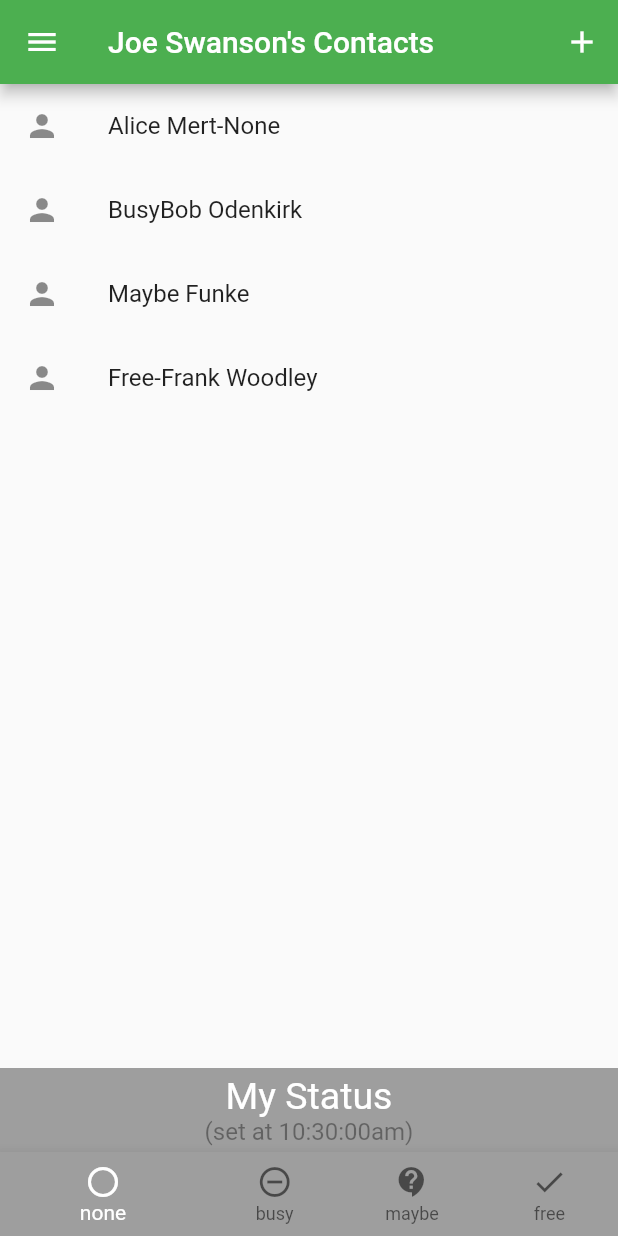
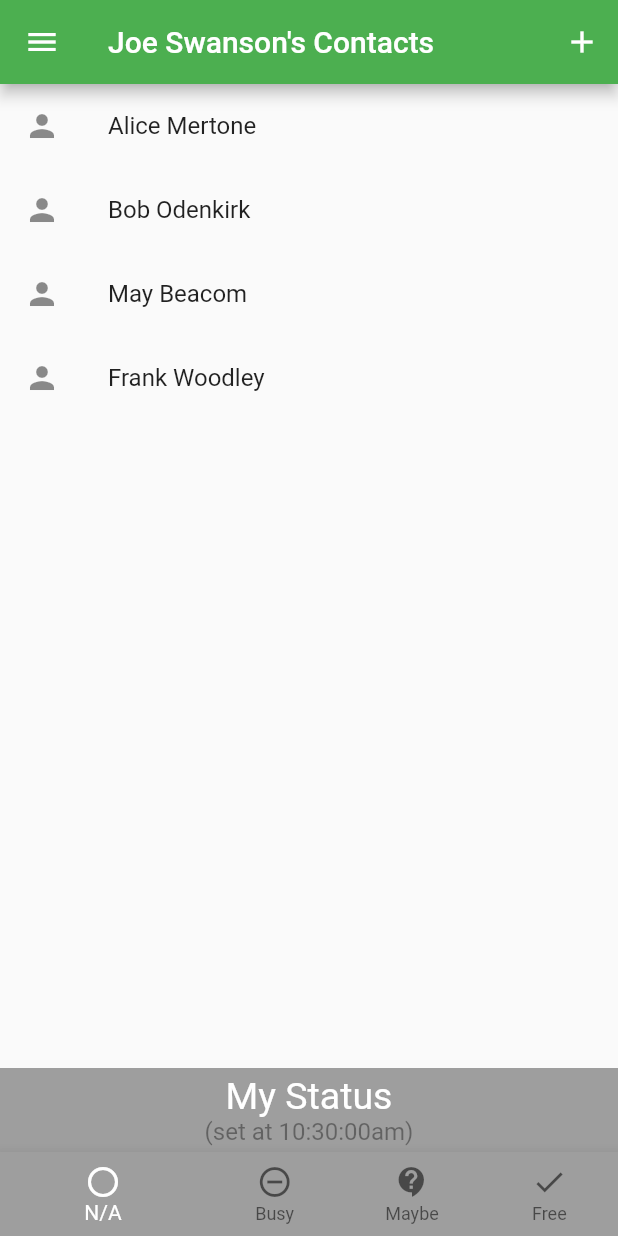
Before and after one commit to adrienerice/The_Chosen_Ones, a Flutter app: the screen it shows after launch, on a phone screen of 412 x 824 dp. Run offline on Flutter 3.47's test engine with Material 2 defaults, Android fonts, the light colour scheme and no system bars; our stand-ins replace animated_text_kit, cloud_firestore, firebase_auth, firebase_core, flutter_local_notifications, font_awesome_flutter and 1 more; missing offline and left inert: load; accounts and stored records are empty.

Commit message:
status on send and update msg notif

```diff
--- a/Managing IM Notification Disruption/is_now_good_exhibition/lib/components/notification_option_bard.dart
+++ b/Managing IM Notification Disruption/is_now_good_exhibition/lib/components/notification_option_bard.dart
@@ -5,7 +5,8 @@ import 'package:provider/provider.dart';
 import '../constants.dart';
 
 class NotificationOptionBar extends StatefulWidget {
-  const NotificationOptionBar({Key? key}) : super(key: key);
+  const NotificationOptionBar({Key? key, this.onTappedExtra}) : super(key: key);
+  final void Function()? onTappedExtra;
 
   @override
   _NotificationOptionBarState createState() => _NotificationOptionBarState();
@@ -21,6 +22,9 @@ class _NotificationOptionBarState extends State<NotificationOptionBar> {
           setState(() {
             userDetails.updateNotifierIndex(index);
           });
+          if (widget.onTappedExtra != null) {
+            widget.onTappedExtra!();
+          }
         },
         selectedItemColor: Colors.white,
         unselectedItemColor: Colors.black54,
--- a/Managing IM Notification Disruption/is_now_good_exhibition/lib/constants.dart
+++ b/Managing IM Notification Disruption/is_now_good_exhibition/lib/constants.dart
@@ -9,7 +9,7 @@ const kSendButtonTextStyle = TextStyle(
 );
 
 const kMessageTextFieldDecoration = InputDecoration(
-  contentPadding: EdgeInsets.symmetric(vertical: 10.0, horizontal: 20.0),
+  contentPadding: EdgeInsets.symmetric(vertical: 24.0, horizontal: 20.0),
   hintText: 'Type your message here...',
   border: InputBorder.none,
 );
--- a/Managing IM Notification Disruption/is_now_good_exhibition/lib/model/user_details.dart
+++ b/Managing IM Notification Disruption/is_now_good_exhibition/lib/model/user_details.dart
@@ -32,7 +32,7 @@ class UserDetails with ChangeNotifier {
   int minuteSpecificityMax = 30;
   int minuteSpecificityMin = 5;
   Map<String, List<Message>> messages = {
-    'Alice Mert-None': [
+    'Alice Mertone': [
       Message(
         time: getNow(),
         sender: 'Joe Swanson',
@@ -41,47 +41,47 @@ class UserDetails with ChangeNotifier {
       ),
       Message(
         time: getNow(),
-        sender: 'Alice Mert-None',
+        sender: 'Alice Mertone',
         text: 'Hi',
         // colour: Notifier.colours[0],
       ),
     ],
-    'BusyBob Odenkirk': [
+    'Bob Odenkirk': [
       Message(
         time: getNow(),
-        sender: 'BusyBob Odenkirk',
+        sender: 'Bob Odenkirk',
         text: 'I\'m very busy',
         // colour: Notifier.colours[1],
       ),
     ],
-    'Maybe Funke': [
+    'May Beacom': [
       Message(
         time: getNow(),
-        sender: 'Maybe Funke',
+        sender: 'May Beacom',
         text: 'I can talk.. Maybe.',
         // colour: Notifier.colours[2],
       ),
     ],
-    'Free-Frank Woodley': [
+    'Frank Woodley': [
       Message(
         time: getNow(),
-        sender: 'Free-Frank Woodley',
+        sender: 'Frank Woodley',
         text: 'Cause I\'m FREE!',
         // colour: Notifier.colours[3],
       ),
       Message(
         time: getNow(),
-        sender: 'Free-Frank Woodley',
+        sender: 'Frank Woodley',
         text: 'Call me William Wallace',
         // colour: Notifier.colours[3],
       ),
     ],
   };
   List<String> contacts = [
-    'Alice Mert-None',
-    'BusyBob Odenkirk',
-    'Maybe Funke',
-    'Free-Frank Woodley',
+    'Alice Mertone',
+    'Bob Odenkirk',
+    'May Beacom',
+    'Frank Woodley',
   ];
 
   UserDetails() {
@@ -117,7 +117,7 @@ class UserDetails with ChangeNotifier {
 }
 
 class Status {
-  static List<String> names = ['none', 'busy', 'maybe', 'free'];
+  static List<String> names = ['N/A', 'Busy', 'Maybe', 'Free'];
   static String defaultStatus = names[0];
   static List<IconData> icons = [
     Icons.circle_outlined,
--- a/Managing IM Notification Disruption/is_now_good_exhibition/lib/screens/simulation_screen.dart
+++ b/Managing IM Notification Disruption/is_now_good_exhibition/lib/screens/simulation_screen.dart
@@ -40,7 +40,7 @@ class _SimulationScreenState extends State<SimulationScreen> {
   void onClickedNotification(String? payload) {
     //do something with payload.
     if (payload == "silent") {
-      Navigator.pushNamed(context, ChatScreen.id, arguments: "Alice Mert-None");
+      Navigator.pushNamed(context, ChatScreen.id, arguments: "Alice Mertone");
       return;
     }
     if (payload != null && payload != "") {
@@ -48,7 +48,7 @@ class _SimulationScreenState extends State<SimulationScreen> {
       // Navigator.pushNamed(
       //   context,
       //   ResponseScreen.id,
-      //   arguments: 'Alice Mert-None, Where should we go for dinner?',
+      //   arguments: 'Alice Mertone, Where should we go for dinner?',
       // );
       showDialog(
         context: context,
@@ -101,7 +101,7 @@ class _SimulationScreenState extends State<SimulationScreen> {
                           colour: Status.colours[
                               Status.names.indexOf(userDetails.status)],
                         );
-                        userDetails.sendMessage(newMessage, 'Alice Mert-None');
+                        userDetails.sendMessage(newMessage, 'Alice Mertone');
                         Navigator.pop(context);
                       },
                       child: const Text('Send'),
@@ -139,7 +139,7 @@ class _SimulationScreenState extends State<SimulationScreen> {
                         My.Message m = My.Message(
                           text: 'Where should we go for dinner?',
                           time: getNow(),
-                          sender: 'Alice Mert-None',
+                          sender: 'Alice Mertone',
                         );
                         //['None', 'Silent', 'Normal', 'Is Now Good?'];
                         String notif =
@@ -155,20 +155,20 @@ class _SimulationScreenState extends State<SimulationScreen> {
                         } else if (notif == 'Normal') {
                           m.colour = Notifier.colours[2];
                           NotificationApi.showNotification(
-                            title: 'Alice Mert-None',
+                            title: 'Alice Mertone',
                             body: 'Where should we go for dinner?',
-                            payload: 'Alice Mert-None',
+                            payload: 'Alice Mertone',
                           );
                         } else if (notif == 'Is Now Good?') {
                           m.colour = Notifier.colours[3];
                           NotificationApi.showNotification(
                             title: 'Is Now Good?',
                             body:
-                                'Alice Mert-None wants to talk. Tap to repsond.',
-                            payload: 'Alice Mert-None',
+                                'Alice Mertone wants to talk. Tap to repsond.',
+                            payload: 'Alice Mertone',
                           );
                         }
-                        userDetails.sendMessage(m, 'Alice Mert-None');
+                        userDetails.sendMessage(m, 'Alice Mertone');
                       }
                     }),
                 Column(
```
Also changed, not shown: Managing IM Notification Disruption/is_now_good_exhibition/lib/screens/chat_screen.dart (+149 -52 lines).
